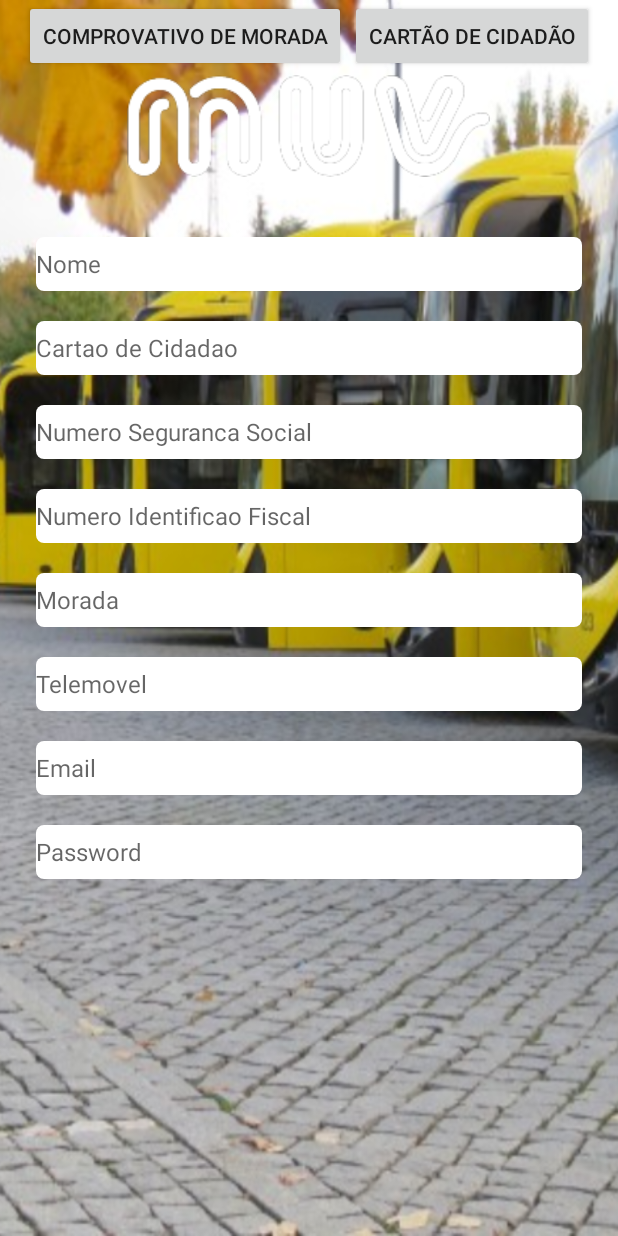
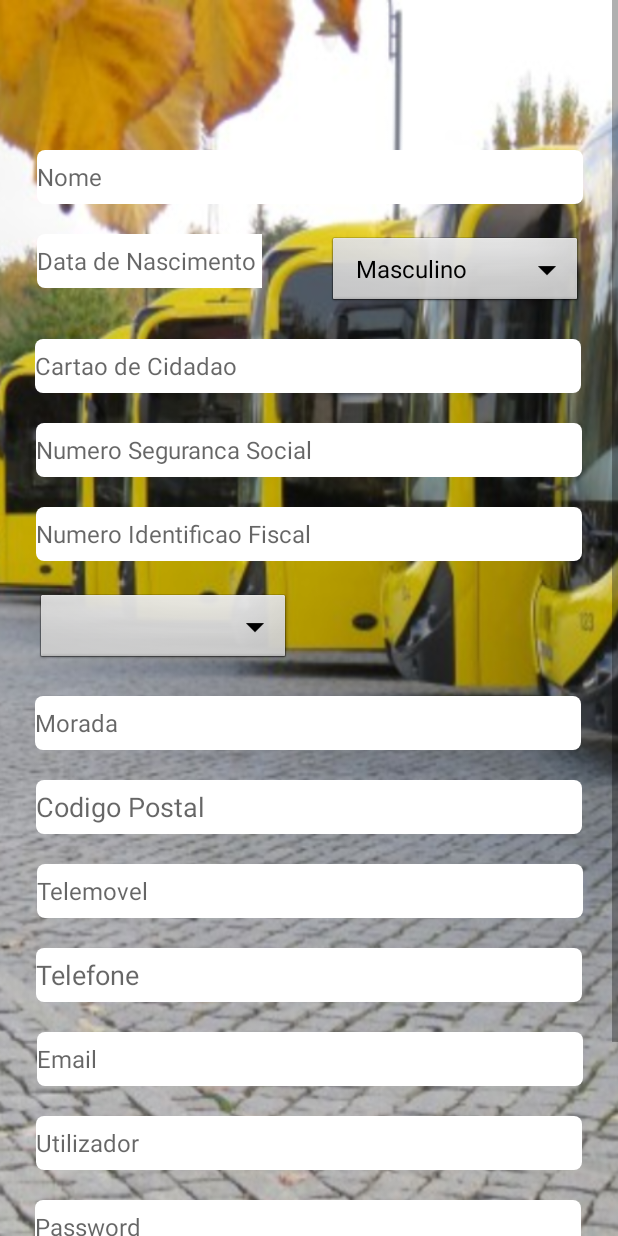
Before and after one commit to Karbust/DRT, an Android app: the Registo screen opened directly, with no data from a screen before it, on a phone screen of 412 x 824 dp. Run offline under Robolectric (Android 15) with nearby library versions, the phone set to English and light mode, and no system bars.

Commit message:
27/06 12:56

```diff
--- a/TrabalhoFinal2/app/src/main/java/com/example/trabalhofinal/Activities/MainActivity.java
+++ b/TrabalhoFinal2/app/src/main/java/com/example/trabalhofinal/Activities/MainActivity.java
@@ -36,8 +36,6 @@ public class MainActivity extends AppCompatActivity implements View.OnClickListe
 
         findViewById(R.id.iniciar_sessao).setOnClickListener(this);
         findViewById(R.id.registe_se_aqui).setOnClickListener(this);
-
-
     }
 
     @Override
--- a/TrabalhoFinal2/app/src/main/java/com/example/trabalhofinal/Utils/RetrofitUtils.java
+++ b/TrabalhoFinal2/app/src/main/java/com/example/trabalhofinal/Utils/RetrofitUtils.java
@@ -2,6 +2,7 @@ package com.example.trabalhofinal.Utils;
 
 import android.net.Uri;
 import android.util.Log;
+import android.widget.EditText;
 
 import com.example.trabalhofinal.storage.ApplicationContext;
 
--- a/TrabalhoFinal2/app/src/main/res/drawable/login.xml
+++ b/TrabalhoFinal2/app/src/main/res/drawable/login.xml
@@ -11,10 +11,10 @@
         android:bottomLeftRadius="5dp"
         android:topLeftRadius="5dp"
         android:topRightRadius="5dp"/>
-    <item name="android:shadowColor">#33000000</item>
+    <item android:name="android:shadowColor">#33000000</item>
     <!-- TextView shadow offsets do not respect scale. -->
-    <item name="android:shadowDx">0</item>
-    <item name="android:shadowDy">1</item>
+    <item android:name="android:shadowDx">0</item>
+    <item android:name="android:shadowDy">1</item>
   </shape>
 </item>
 </layer-list>
--- a/TrabalhoFinal2/app/src/main/res/layout/activity_registo.xml
+++ b/TrabalhoFinal2/app/src/main/res/layout/activity_registo.xml
@@ -1,42 +1,58 @@
 <?xml version="1.0" encoding="utf-8"?>
-<androidx.constraintlayout.widget.ConstraintLayout xmlns:android="http://schemas.android.com/apk/res/android"
+
+<ScrollView xmlns:android="http://schemas.android.com/apk/res/android"
     xmlns:app="http://schemas.android.com/apk/res-auto"
     xmlns:tools="http://schemas.android.com/tools"
     android:layout_width="match_parent"
     android:layout_height="match_parent"
+    android:fillViewport="true"
     android:background="@drawable/autocarros_muv"
     tools:context=".Activities.Registo">
 
-    <ImageView
-        android:id="@+id/imageView2"
-        android:layout_width="wrap_content"
-        android:layout_height="wrap_content"
-        android:layout_marginStart="84dp"
-        android:layout_marginLeft="84dp"
-        android:layout_marginTop="50dp"
-        android:layout_marginEnd="85dp"
-        android:layout_marginRight="85dp"
-        android:layout_marginBottom="121dp"
-        app:layout_constraintBottom_toTopOf="@+id/Utilizador"
-        app:layout_constraintEnd_toEndOf="parent"
-        app:layout_constraintStart_toStartOf="parent"
-        app:layout_constraintTop_toTopOf="parent"
-        app:srcCompat="@drawable/muv_logo_branco" />
+<androidx.constraintlayout.widget.ConstraintLayout
+    android:layout_width="match_parent"
+    android:layout_height="match_parent"
+    >
 
-    <TextView
+    <EditText
         android:id="@+id/nome"
         style="@style/utilizador"
         android:layout_width="wrap_content"
         android:layout_height="wrap_content"
-        android:layout_marginTop="40dp"
+        android:layout_marginTop="100dp"
         android:background="@drawable/login"
         android:gravity="center_vertical"
         android:hint="Nome"
         app:layout_constraintEnd_toEndOf="parent"
+        app:layout_constraintHorizontal_bias="0.51"
         app:layout_constraintStart_toStartOf="parent"
-        app:layout_constraintTop_toBottomOf="@+id/imageView2" />
+        app:layout_constraintTop_toTopOf="parent" />
 
     <TextView
+        android:id="@+id/datanascimento"
+        style="@style/utilizador"
+        android:layout_width="150dp"
+        android:layout_height="wrap_content"
+        android:layout_marginTop="20dp"
+        android:background="@drawable/login"
+        android:gravity="center_vertical"
+        android:ems="10"
+        android:hint="Data de Nascimento"
+        android:inputType="date"
+        app:layout_constraintStart_toStartOf="@+id/nome"
+        app:layout_constraintTop_toBottomOf="@+id/nome" />
+
+    <Spinner
+        android:id="@+id/genero"
+        android:layout_width="170dp"
+        android:layout_height="50dp"
+        android:layout_marginTop="20dp"
+        android:gravity="center_vertical"
+        android:background="@android:drawable/btn_dropdown"
+        app:layout_constraintEnd_toEndOf="@+id/nome"
+        app:layout_constraintTop_toBottomOf="@+id/nome" />
+
+    <EditText
         android:id="@+id/ncc"
         style="@style/utilizador"
         android:layout_width="wrap_content"
@@ -46,10 +62,11 @@
         android:gravity="center_vertical"
         android:hint="Cartao de Cidadao"
         app:layout_constraintEnd_toEndOf="parent"
+        app:layout_constraintHorizontal_bias="0.489"
         app:layout_constraintStart_toStartOf="parent"
-        app:layout_constraintTop_toBottomOf="@+id/nome" />
+        app:layout_constraintTop_toBottomOf="@+id/genero" />
 
-    <TextView
+    <EditText
         android:id="@+id/nss"
         style="@style/utilizador"
         android:layout_width="wrap_content"
@@ -62,7 +79,7 @@
         app:layout_constraintStart_toStartOf="parent"
         app:layout_constraintTop_toBottomOf="@+id/ncc" />
 
-    <TextView
+    <EditText
         android:id="@+id/nif"
         style="@style/utilizador"
         android:layout_width="wrap_content"
@@ -75,7 +92,7 @@
         app:layout_constraintStart_toStartOf="parent"
         app:layout_constraintTop_toBottomOf="@+id/nss" />
 
-    <TextView
+    <EditText
         android:id="@+id/telemovel"
         style="@style/utilizador"
         android:layout_width="wrap_content"
@@ -85,10 +102,11 @@
         android:gravity="center_vertical"
         android:hint="Telemovel"
         app:layout_constraintEnd_toEndOf="parent"
+        app:layout_constraintHorizontal_bias="0.51"
         app:layout_constraintStart_toStartOf="parent"
-        app:layout_constraintTop_toBottomOf="@+id/morada" />
+        app:layout_constraintTop_toBottomOf="@+id/codigopostal" />
 
-    <TextView
+    <EditText
         android:id="@+id/morada"
         style="@style/utilizador"
         android:layout_width="wrap_content"
@@ -98,10 +116,11 @@
         android:gravity="center_vertical"
         android:hint="Morada"
         app:layout_constraintEnd_toEndOf="parent"
+        app:layout_constraintHorizontal_bias="0.489"
         app:layout_constraintStart_toStartOf="parent"
-        app:layout_constraintTop_toBottomOf="@+id/nif" />
+        app:layout_constraintTop_toBottomOf="@+id/nacionalidade" />
 
-    <TextView
+    <EditText
         android:id="@+id/email"
         style="@style/utilizador"
         android:layout_width="wrap_content"
@@ -111,10 +130,24 @@
         android:gravity="center_vertical"
         android:hint="Email"
         app:layout_constraintEnd_toEndOf="parent"
+        app:layout_constraintHorizontal_bias="0.51"
         app:layout_constraintStart_toStartOf="parent"
-        app:layout_constraintTop_toBottomOf="@+id/telemovel" />
+        app:layout_constraintTop_toBottomOf="@+id/telefone" />
 
-    <TextView
+    <EditText
+        android:id="@+id/utilizador"
+        style="@style/utilizador"
+        android:layout_width="wrap_content"
+        android:layout_height="wrap_content"
+        android:layout_marginTop="20dp"
+        android:background="@drawable/login"
+        android:gravity="center_vertical"
+        android:hint="Utilizador"
+        app:layout_constraintEnd_toEndOf="parent"
+        app:layout_constraintStart_toStartOf="parent"
+        app:layout_constraintTop_toBottomOf="@+id/email" />
+
+    <EditText
         android:id="@+id/password"
         style="@style/utilizador"
         android:layout_width="wrap_content"
@@ -124,28 +157,76 @@
         android:gravity="center_vertical"
         android:hint="Password"
         app:layout_constraintEnd_toEndOf="parent"
+        app:layout_constraintHorizontal_bias="0.489"
         app:layout_constraintStart_toStartOf="parent"
-        app:layout_constraintTop_toBottomOf="@+id/email" />
+        app:layout_constraintTop_toBottomOf="@+id/utilizador" />
 
     <Button
         android:id="@+id/select_cc_image"
         android:layout_width="wrap_content"
         android:layout_height="wrap_content"
+        android:layout_marginTop="20dp"
         android:text="Cartão de Cidadão"
         app:layout_constraintEnd_toEndOf="parent"
         app:layout_constraintHorizontal_bias="0.935"
         app:layout_constraintStart_toStartOf="parent"
-        tools:layout_editor_absoluteY="638dp" />
+        app:layout_constraintTop_toBottomOf="@+id/password" />
 
     <Button
         android:id="@+id/select_cm_image"
         android:layout_width="wrap_content"
         android:layout_height="wrap_content"
+        android:layout_marginTop="20dp"
         android:text="Comprovativo de Morada"
         app:layout_constraintEnd_toEndOf="parent"
         app:layout_constraintHorizontal_bias="0.081"
         app:layout_constraintStart_toStartOf="parent"
-        tools:layout_editor_absoluteY="638dp" />
+        app:layout_constraintTop_toBottomOf="@+id/password" />
+
+    <ImageView
+        android:id="@+id/imageView"
+        android:layout_width="wrap_content"
+        android:layout_height="wrap_content"
+        android:layout_marginTop="5dp"
+        app:layout_constraintEnd_toEndOf="parent"
+        app:layout_constraintStart_toStartOf="parent"
+        app:layout_constraintTop_toBottomOf="@+id/select_cc_image"
+        app:srcCompat="@drawable/avatar" />
+
+    <EditText
+        android:id="@+id/codigopostal"
+        android:layout_width="wrap_content"
+        android:layout_height="wrap_content"
+        android:layout_marginTop="20dp"
+        android:background="@drawable/login"
+        android:ems="10"
+        android:hint="Codigo Postal"
+        android:inputType="textPostalAddress"
+        app:layout_constraintEnd_toEndOf="parent"
+        app:layout_constraintStart_toStartOf="parent"
+        app:layout_constraintTop_toBottomOf="@+id/morada" />
+
+    <EditText
+        android:id="@+id/telefone"
+        android:layout_width="wrap_content"
+        android:layout_height="wrap_content"
+        android:layout_marginTop="20dp"
+        android:background="@drawable/login"
+        android:hint="Telefone"
+        app:layout_constraintEnd_toEndOf="parent"
+        app:layout_constraintStart_toStartOf="parent"
+        app:layout_constraintTop_toBottomOf="@+id/telemovel" />
+
+    <Spinner
+        android:id="@+id/nacionalidade"
+        android:layout_width="170dp"
+        android:layout_height="50dp"
+        android:layout_marginTop="20dp"
+        android:background="@android:drawable/btn_dropdown"
+        app:layout_constraintStart_toStartOf="@+id/nif"
+        app:layout_constraintTop_toBottomOf="@+id/nif" />
 
 
 </androidx.constraintlayout.widget.ConstraintLayout>
+
+</ScrollView>
```
Also changed, not shown: TrabalhoFinal2/app/src/main/java/com/example/trabalhofinal/Activities/Registo.java (+301 -59 lines).
